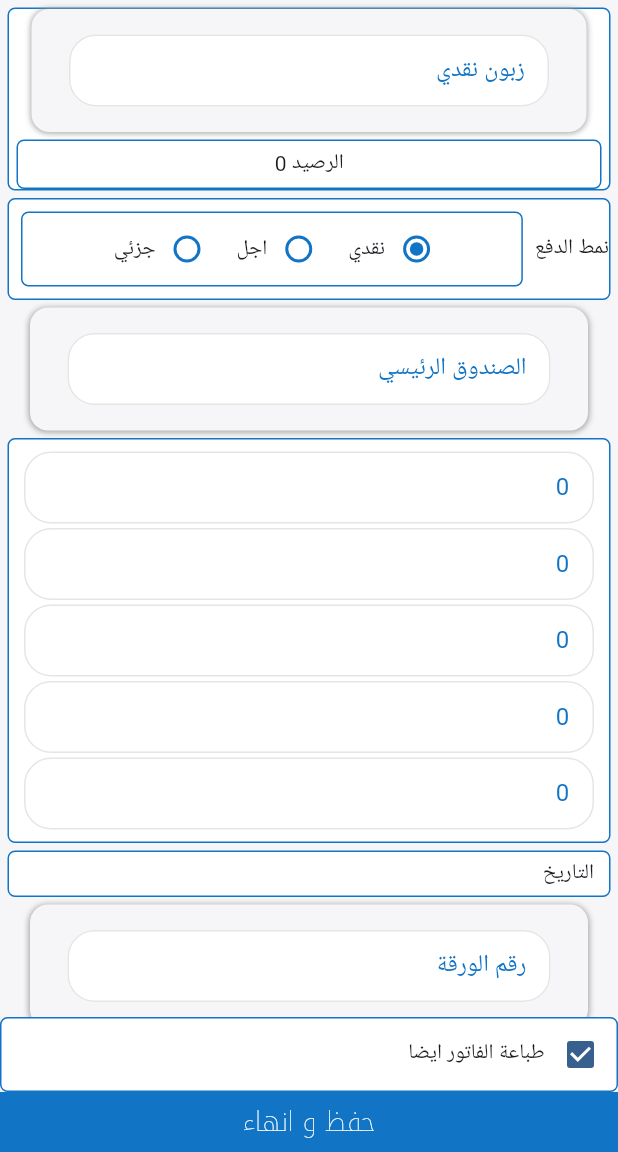
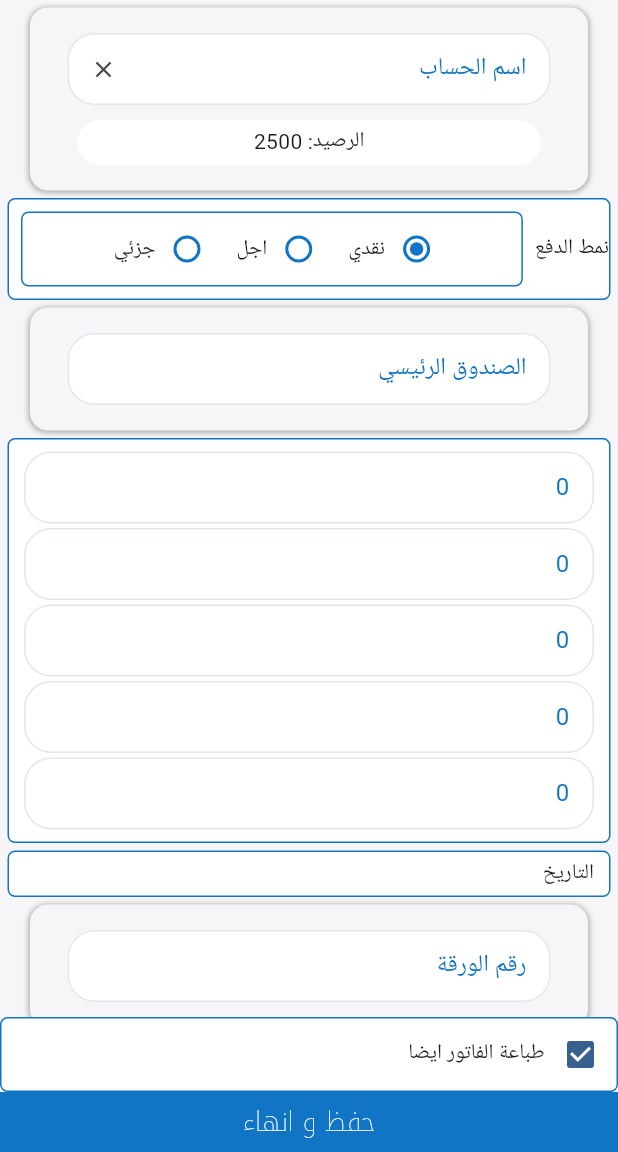
Before and after one commit to salimo2002/template, a Flutter app: the InvoiceDetailsView screen opened by its route, on a phone screen of 412 x 824 dp, the part 84-1236 px from its top. Run offline on Flutter 3.47's test engine with Material 3 defaults, Android fonts, the phone set to English and light mode, and no system bars; our stand-ins replace flutter_bloc, flutter_svg, image_picker; missing offline and left inert: font_awesome_icon_class, mobile_scanner; accounts and stored records are empty; network calls fail.

Commit message:
edit in invoice_details

```diff
--- a/lib/views/invoice_details_view.dart
+++ b/lib/views/invoice_details_view.dart
@@ -1,4 +1,5 @@
 import 'package:flutter/material.dart';
+import 'package:template/utils/constants.dart';
 import 'package:template/utils/custom_app_bar.dart';
 import 'package:template/widgets/home%20view%20widgets/custom_container.dart';
 import 'package:template/widgets/invoice%20details%20view/comments_text_field.dart';
@@ -31,35 +32,25 @@ class InvoiceDetailsView extends StatelessWidget {
                     children: [
                       Column(
                         children: [
-                          CustomContainer(
-                            child: Column(
-                              spacing: 5,
-                              children: [
-                                ContainerFields(
-                                  children: [
-                                    TextFieldAndDetails(
-                                      hintText: 'زبون نقدي',
-                                      controller: TextEditingController(),
-                                    ),
-                                  ],
+                          ContainerFields(
+                            children: [
+                              TextFieldAndDetails(
+                                controller: TextEditingController(),
+                                icon: Icon(Icons.close),
+                                hintText: 'اسم الحساب',
+                              ),
+                              Container(
+                                decoration: BoxDecoration(
+                                  borderRadius: BorderRadius.circular(25),
+                                  color: kWhite,
                                 ),
-                                Padding(
-                                  padding: const EdgeInsets.symmetric(
-                                    horizontal: 5,
-                                  ),
-                                  child: CustomContainer(
-                                    child: Center(
-                                      child: Padding(
-                                        padding: const EdgeInsets.all(5),
-                                        child: Text('الرصيد 0'),
-                                      ),
-                                    ),
-                                  ),
-                                ),
-                              ],
-                            ),
+                                height: 30,
+                                width: MediaQuery.sizeOf(context).width * 0.75,
+                                child: Center(child: Text('الرصيد: 2500')),
+                              ),
+                            ],
                           ),
-                        ],
+                        ]
                       ),
                       CustomContainer(
                         child: Row(
@@ -169,3 +160,17 @@ class InvoiceDetailsView extends StatelessWidget {
     );
   }
 }
+
+OutlineInputBorder borderErrorStyle() {
+  return OutlineInputBorder(
+    borderSide: BorderSide(color: Colors.red),
+    borderRadius: BorderRadius.circular(18),
+  );
+}
+
+OutlineInputBorder borderStyle() {
+  return OutlineInputBorder(
+    borderSide: BorderSide(color: kBorderTextFieldColor),
+    borderRadius: BorderRadius.circular(18),
+  );
+}
```
